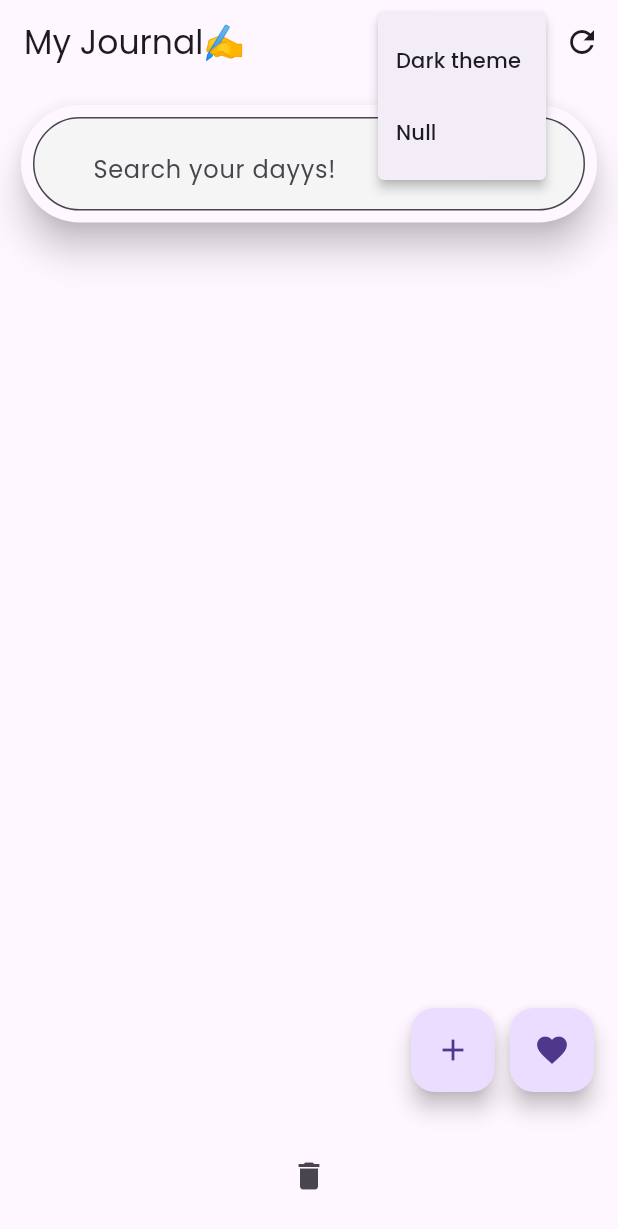
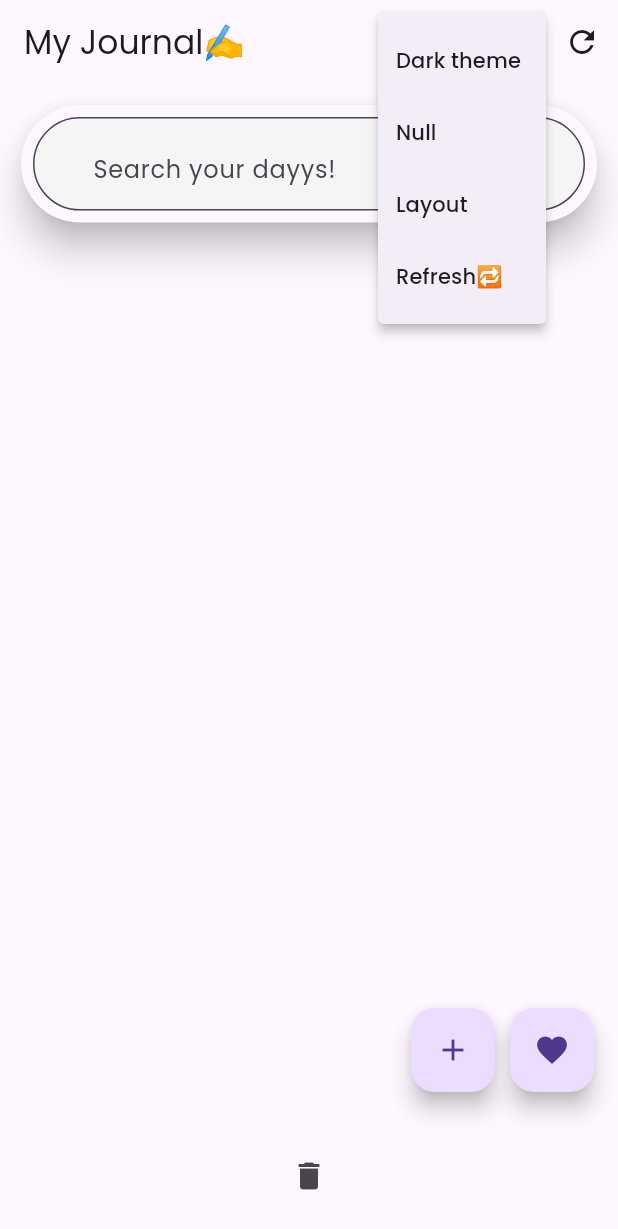
Before and after one commit to Jellybean6358/My-Journal, a Flutter app: the screen it shows after launch, after a tap on the "settings" icon, on a phone screen of 412 x 824 dp. Shown: the top 1229 px of the screen. Run offline on Flutter 3.47's test engine with Material 3 defaults, Android fonts, the light colour scheme and no system bars; our stand-ins replace google_fonts; Roboto replaces fonts that are missing (Pacifica).

Commit message:
Home screen UI -50%

```diff
--- a/lib/screens/home_screen.dart
+++ b/lib/screens/home_screen.dart
@@ -49,7 +49,7 @@ class _HomeScreenState extends State<HomeScreen>
 
   @override
   Widget build(BuildContext context) {
-    final theme=Theme.of(context);
+    final theme = Theme.of(context);
     final journalProvider = Provider.of<JournalProvider>(context);
     final entries = journalProvider.entries
         .where((entry) =>
@@ -78,31 +78,48 @@ class _HomeScreenState extends State<HomeScreen>
           PopupMenuButton<String>(
             itemBuilder: (context) => [
               const PopupMenuItem<String>(
-                value: 'Set1',
+                value: '1',
                 child: Text('Dark theme'),
               ),
               const PopupMenuItem<String>(
-                value: 'Set2',
+                value: '2',
                 child: Text('Null'),
+              ),
+              const PopupMenuItem<String>(
+                value: '3',
+                child: Text('Layout'),
+              ),
+              const PopupMenuItem<String>(
+                value: '4',
+                child: Text('Refresh🔁'),
               ),
             ],
             onSelected: (value) {
               print('Selected:$value');
+              switch(value){
+                case '1':break;
+                case '2':break;
+                case '3':setState(() {
+                  _isGLay = !_isGLay;
+                });
+                  break;
+                case '4':break;
+                default:break;
+              }
             },
             icon: Icon(
               Icons.settings,
               color: theme.colorScheme.onSurface,
             ),
           ),
-
           IconButton(
-              onPressed: (){
-                print('Refreshingggggg!!!!...');
-                //journalProvider.fetchData();
-              },
+            onPressed: () {
+              print('Refreshingggggg!!!!...');
+              //journalProvider.fetchData();
+            },
             icon: Icon(
-                Icons.refresh,
-                color:theme.colorScheme.onSurface,
+              Icons.refresh,
+              color: theme.colorScheme.onSurface,
             ),
           ),
         ],
```
